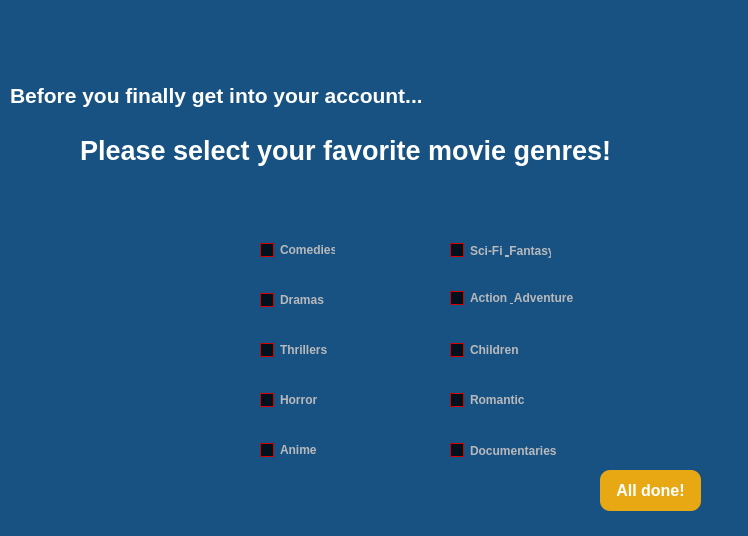
TudiMoldoveanu/MovieRecomendationApp, file MoviePlatformApp/MoviePlatformApp/PreferencesPage.ui: the form before one commit.
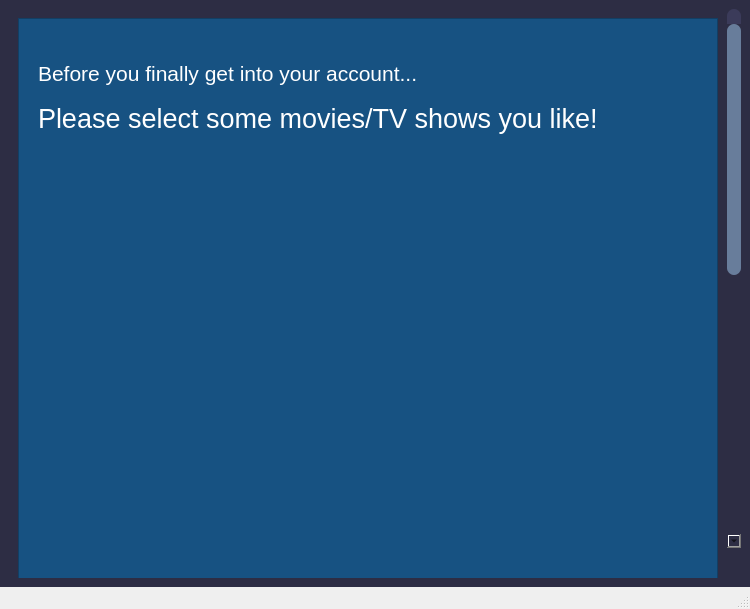
The form after the commit. Icons and pictures are not drawn.

Commit message: Changed appearance of PreferencePage ui & finalised showing movie posters in table form

Patch:
```diff
--- a/MoviePlatformApp/MoviePlatformApp/PreferencesPage.ui
+++ b/MoviePlatformApp/MoviePlatformApp/PreferencesPage.ui
@@ -6,39 +6,41 @@
    <rect>
     <x>0</x>
     <y>0</y>
-    <width>748</width>
-    <height>536</height>
+    <width>750</width>
+    <height>609</height>
    </rect>
   </property>
   <property name="windowTitle">
    <string>PreferencesPage</string>
   </property>
-  <property name="autoFillBackground">
-   <bool>false</bool>
-  </property>
   <property name="styleSheet">
-   <string notr="true">/*-----QWidget-----*/
-QWidget
-{
-	background-color: #175282;
-	color: #fff;
-	border-color: #000000;
+   <string notr="true">/* VERTICAL SCROLLBAR */
+ QScrollBar:vertical {
+	border: none;
+    background: rgb(45, 45, 68);
+    width: 14px;
+    margin: 15px 0 15px 0;
+	border-radius: 0px;
+ }
 
+/*  HANDLE BAR VERTICAL */
+QScrollBar::handle:vertical {	
+	background-color: rgb(104, 125, 155);
+	min-height: 30px;
+	border-radius: 7px;
 }
 
-
-/*-----QLabel-----*/
-QLabel
-{
-	background-color: transparent;
-	color: #fff;
-	font-weight: bold;
-	border-color: #000000;
-
+/* BTN TOP - SCROLLBAR */
+QScrollBar::sub-line:vertical {
+	border: none;
+	background-color: rgb(59, 59, 90);
+	height: 15px;
+	border-top-left-radius: 7px;
+	border-top-right-radius: 7px;
+	subcontrol-position: top;
+	subcontrol-origin: margin;
 }
 
-
-/*-----QPushButton-----*/
 QPushButton
 {
 	background-color: #e8a813;
@@ -65,8 +67,6 @@
 
 }
 
-
-/*-----QToolButton-----*/
 QToolButton
 {
 	background-color: transparent;
@@ -97,82 +97,81 @@
 }
 
 
-/*-----QLineEdit-----*/
-QLineEdit{
-	background-color: #4d4d4d;
-	color: #fff;
-	font-weight: bold;
-	border-style: solid;
-	border-radius: 10px;
-	padding: 5px;
 
-}
 
 
-/*-----QCheckBox-----*/
-QCheckBox
-{
-	background-color: transparent;
-	color: #b9b9bb;
-	font-weight: bold;
-
-}
-
-
-QCheckBox::indicator
-{
-    color: #b1b1b1;
-    background-color: #00111d;
-    border: 1px solid #d10000;
-    width: 12px;
-    height: 12px;
-
-}
-
-
-QCheckBox::indicator:checked
-{
-    image:url(&quot;./ressources/check.png&quot;); /*To replace*/
-	background-color: #d10000;
-    border: 1px solid #d10000;
-
-}
-
-
-QCheckBox::indicator:unchecked:hover
-{
-    border: 1px solid #ff0000;
-
-}
-
-
-QCheckBox::disabled
-{
-	color: #656565;
-
-}
-
-
-QCheckBox::indicator:disabled
-{
-	background-color: #656565;
-	color: #656565;
-    border: 1px solid #656565;
-
-}</string>
+</string>
   </property>
-  <widget class="QWidget" name="centralWidget">
+  <widget class="QWidget" name="centralwidget">
+   <property name="styleSheet">
+    <string notr="true">background-color: rgb(45, 45, 68);</string>
+   </property>
+   <layout class="QVBoxLayout" name="verticalLayout">
+    <item>
+     <widget class="QScrollArea" name="scrollArea">
+      <property name="styleSheet">
+       <string notr="true"> QScrollBar:vertical {
+	border: none;
+    background: rgb(56, 56, 85);
+ }</string>
+      </property>
+      <property name="frameShape">
+       <enum>QFrame::NoFrame</enum>
+      </property>
+      <property name="widgetResizable">
+       <bool>true</bool>
+      </property>
+      <widget class="QWidget" name="scrollAreaWidgetContents">
+       <property name="geometry">
+        <rect>
+         <x>0</x>
+         <y>0</y>
+         <width>718</width>
+         <height>1218</height>
+        </rect>
+       </property>
+       <layout class="QVBoxLayout" name="verticalLayout_2">
+        <item>
+         <widget class="QFrame" name="frame">
+          <property name="minimumSize">
+           <size>
+            <width>600</width>
+            <height>1200</height>
+           </size>
+          </property>
+          <property name="styleSheet">
+           <string notr="true">background-color: #175282;</string>
+          </property>
+          <property name="frameShape">
+           <enum>QFrame::StyledPanel</enum>
+          </property>
+          <property name="frameShadow">
+           <enum>QFrame::Raised</enum>
+          </property>
+          <widget class="QLabel" name="label_2">
+           <property name="geometry">
+            <rect>
+             <x>20</x>
+             <y>40</y>
+             <width>431</width>
+             <height>31</height>
+            </rect>
+           </property>
+           <property name="text">
+            <string>&lt;html&gt;&lt;head/&gt;&lt;body&gt;&lt;p&gt;&lt;span style=&quot; font-size:16pt; color:#ffffff;&quot;&gt;Before you finally get into your account...&lt;/span&gt;&lt;/p&gt;&lt;/body&gt;&lt;/html&gt;</string>
+           </property>
+          </widget>
    <widget class="QLabel" name="label">
     <property name="geometry">
      <rect>
-      <x>80</x>
-      <y>90</y>
-      <width>531</width>
-      <height>121</height>
+             <x>20</x>
+             <y>80</y>
+             <width>581</width>
+             <height>41</height>
      </rect>
     </property>
     <property name="text">
-     <string>&lt;html&gt;&lt;head/&gt;&lt;body&gt;&lt;p align=&quot;justify&quot;&gt;&lt;span style=&quot; font-size:20pt; color:#ffffff;&quot;&gt;Please select your favorite movie genres!&lt;/span&gt;&lt;/p&gt;&lt;/body&gt;&lt;/html&gt;</string>
+            <string>&lt;html&gt;&lt;head/&gt;&lt;body&gt;&lt;p align=&quot;justify&quot;&gt;&lt;span style=&quot; font-size:20pt; color:#ffffff;&quot;&gt;Please select some movies/TV shows you like!&lt;/span&gt;&lt;/p&gt;&lt;/body&gt;&lt;/html&gt;</string>
     </property>
    </widget>
    <widget class="QLabel" name="iconLabel">
@@ -181,10 +180,10 @@
     </property>
     <property name="geometry">
      <rect>
-      <x>590</x>
-      <y>120</y>
-      <width>151</width>
-      <height>131</height>
+             <x>580</x>
+             <y>20</y>
+             <width>111</width>
+             <height>111</height>
      </rect>
     </property>
     <property name="autoFillBackground">
@@ -203,153 +202,42 @@
      <bool>true</bool>
     </property>
    </widget>
-   <widget class="QLabel" name="label_2">
+          <widget class="QTableView" name="tableView">
     <property name="geometry">
      <rect>
-      <x>10</x>
-      <y>80</y>
-      <width>411</width>
-      <height>31</height>
-     </rect>
-    </property>
-    <property name="text">
-     <string>&lt;html&gt;&lt;head/&gt;&lt;body&gt;&lt;p&gt;&lt;span style=&quot; font-size:16pt; color:#ffffff;&quot;&gt;Before you finally get into your account...&lt;/span&gt;&lt;/p&gt;&lt;/body&gt;&lt;/html&gt;</string>
-    </property>
-   </widget>
-   <widget class="QLabel" name="label_3">
-    <property name="geometry">
-     <rect>
-      <x>-20</x>
-      <y>250</y>
-      <width>221</width>
-      <height>221</height>
-     </rect>
-    </property>
-    <property name="autoFillBackground">
-     <bool>false</bool>
+             <x>15</x>
+             <y>161</y>
+             <width>671</width>
+             <height>1001</height>
+            </rect>
+           </property>
+           <property name="mouseTracking">
+            <bool>true</bool>
     </property>
     <property name="styleSheet">
-     <string notr="true">background-picture: url(:/newPrefix/—Pngtree—film projector_7495172.png)</string>
-    </property>
-    <property name="text">
-     <string/>
-    </property>
-    <property name="pixmap">
-     <pixmap resource="Preferences.qrc">:/newPrefix/—Pngtree—film projector_7495172.png</pixmap>
-    </property>
-    <property name="scaledContents">
-     <bool>true</bool>
-    </property>
-   </widget>
-   <widget class="QCheckBox" name="checkBox">
+            <string notr="true">selection-background-color: rgb(255, 0, 0);</string>
+           </property>
+           <property name="frameShape">
+            <enum>QFrame::NoFrame</enum>
+           </property>
+           <attribute name="horizontalHeaderVisible">
+            <bool>false</bool>
+           </attribute>
+           <attribute name="horizontalHeaderHighlightSections">
+            <bool>false</bool>
+           </attribute>
+           <attribute name="verticalHeaderVisible">
+            <bool>false</bool>
+           </attribute>
+           <attribute name="verticalHeaderHighlightSections">
+            <bool>false</bool>
+           </attribute>
+          </widget>
+          <widget class="QPushButton" name="allDoneButton">
     <property name="geometry">
      <rect>
-      <x>260</x>
-      <y>240</y>
-      <width>75</width>
-      <height>20</height>
-     </rect>
-    </property>
-    <property name="text">
-     <string>Comedies</string>
-    </property>
-   </widget>
-   <widget class="QCheckBox" name="checkBox_2">
-    <property name="geometry">
-     <rect>
-      <x>260</x>
-      <y>290</y>
-      <width>75</width>
-      <height>20</height>
-     </rect>
-    </property>
-    <property name="text">
-     <string>Dramas</string>
-    </property>
-   </widget>
-   <widget class="QCheckBox" name="checkBox_3">
-    <property name="geometry">
-     <rect>
-      <x>260</x>
-      <y>340</y>
-      <width>75</width>
-      <height>20</height>
-     </rect>
-    </property>
-    <property name="text">
-     <string>Thrillers</string>
-    </property>
-   </widget>
-   <widget class="QCheckBox" name="checkBox_4">
-    <property name="geometry">
-     <rect>
-      <x>260</x>
-      <y>390</y>
-      <width>75</width>
-      <height>20</height>
-     </rect>
-    </property>
-    <property name="text">
-     <string>Horror</string>
-    </property>
-   </widget>
-   <widget class="QCheckBox" name="checkBox_5">
-    <property name="geometry">
-     <rect>
-      <x>450</x>
-      <y>240</y>
-      <width>101</width>
-      <height>21</height>
-     </rect>
-    </property>
-    <property name="text">
-     <string>Sci-Fi &amp; Fantasy</string>
-    </property>
-   </widget>
-   <widget class="QCheckBox" name="checkBox_6">
-    <property name="geometry">
-     <rect>
-      <x>450</x>
-      <y>290</y>
-      <width>141</width>
-      <height>16</height>
-     </rect>
-    </property>
-    <property name="text">
-     <string>Action &amp; Adventure</string>
-    </property>
-   </widget>
-   <widget class="QCheckBox" name="checkBox_7">
-    <property name="geometry">
-     <rect>
-      <x>450</x>
-      <y>340</y>
-      <width>75</width>
-      <height>20</height>
-     </rect>
-    </property>
-    <property name="text">
-     <string>Children</string>
-    </property>
-   </widget>
-   <widget class="QCheckBox" name="checkBox_8">
-    <property name="geometry">
-     <rect>
-      <x>450</x>
-      <y>390</y>
-      <width>75</width>
-      <height>20</height>
-     </rect>
-    </property>
-    <property name="text">
-     <string>Romantic</string>
-    </property>
-   </widget>
-   <widget class="QPushButton" name="pushButton">
-    <property name="geometry">
-     <rect>
-      <x>600</x>
-      <y>470</y>
+             <x>590</x>
+             <y>1150</y>
       <width>101</width>
       <height>41</height>
      </rect>
@@ -361,41 +249,36 @@
      </font>
     </property>
     <property name="styleSheet">
-     <string notr="true">border-radius:10px;</string>
+            <string notr="true">border-radius:10px;
+background-color: rgb(255, 213, 5);</string>
     </property>
     <property name="text">
      <string>All done!</string>
     </property>
-   </widget>
-   <widget class="QCheckBox" name="checkBox_9">
-    <property name="geometry">
-     <rect>
-      <x>260</x>
-      <y>440</y>
-      <width>75</width>
-      <height>20</height>
-     </rect>
-    </property>
-    <property name="text">
-     <string>Anime</string>
-    </property>
-   </widget>
-   <widget class="QCheckBox" name="checkBox_10">
+           <property name="checkable">
+            <bool>false</bool>
+           </property>
+          </widget>
+         </widget>
+        </item>
+       </layout>
+      </widget>
+     </widget>
+    </item>
+   </layout>
+  </widget>
+  <widget class="QMenuBar" name="menubar">
     <property name="geometry">
      <rect>
-      <x>450</x>
-      <y>440</y>
-      <width>111</width>
-      <height>21</height>
-     </rect>
-    </property>
-    <property name="text">
-     <string>Documentaries</string>
-    </property>
-   </widget>
-  </widget>
- </widget>
- <layoutdefault spacing="6" margin="11"/>
+     <x>0</x>
+     <y>0</y>
+     <width>750</width>
+     <height>26</height>
+    </rect>
+   </property>
+  </widget>
+  <widget class="QStatusBar" name="statusbar"/>
+ </widget>
  <resources>
   <include location="Preferences.qrc"/>
  </resources>
```
Left out of the diff: 26 changed lines with no effect on the pictures. Lines whose indentation alone changed are shown as unchanged. The commit also changes 1 other file.
